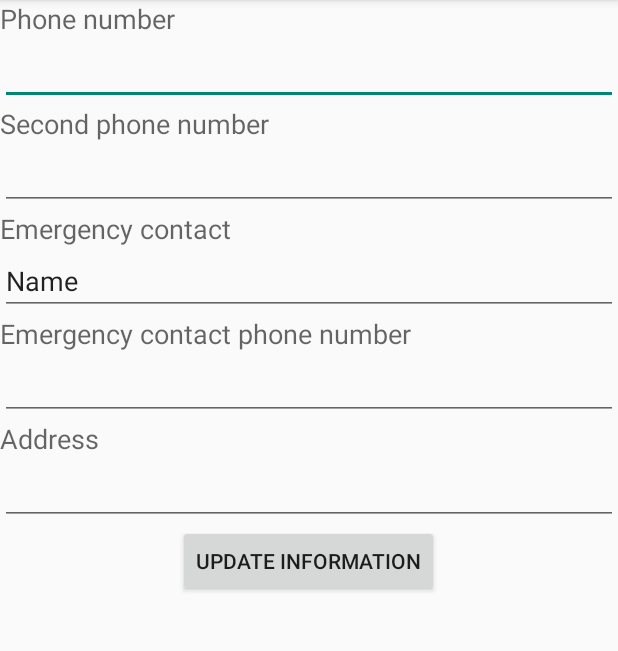
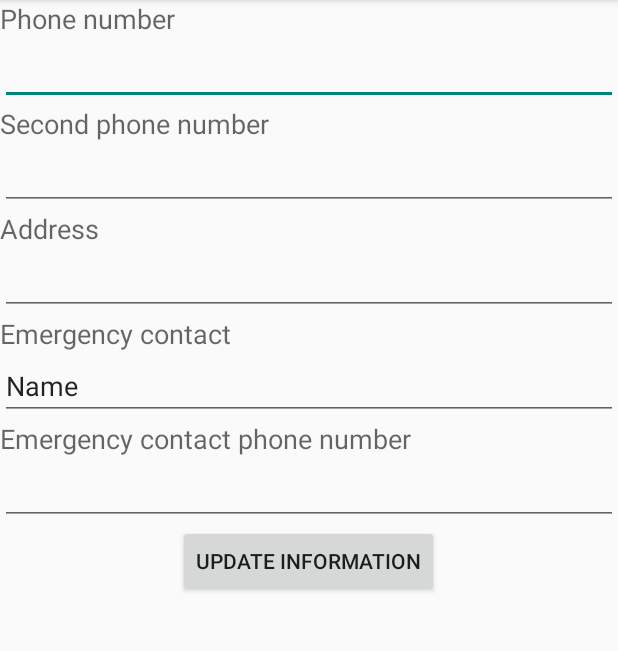
Before and after one commit to tromso/BoardMyDog, an Android app: the Addinfo screen opened directly, with no data from a screen before it, on a phone screen of 412 x 824 dp, the part 84-735 px from its top. Run offline under Robolectric (Android 15) with nearby library versions, the phone set to English and light mode, and no system bars; 1 statement that could not run was skipped.

Commit message:
updated the userdetails screen

```diff
--- a/app/src/main/java/com/tromto/boardmydog/AddDog.java
+++ b/app/src/main/java/com/tromto/boardmydog/AddDog.java
@@ -35,7 +35,7 @@ public class AddDog extends Activity {
 
         Bundle extras = this.getIntent().getExtras();
         email = extras.getString("email");
-        Toast.makeText(getApplicationContext(), email, Toast.LENGTH_LONG).show();
+        //Toast.makeText(getApplicationContext(), email, Toast.LENGTH_LONG).show();
         editText1 = (EditText)findViewById(R.id.editText1);
         editText2 = (EditText)findViewById(R.id.editText2);
         editText3 = (EditText)findViewById(R.id.editText3);
--- a/app/src/main/java/com/tromto/boardmydog/Addinfo.java
+++ b/app/src/main/java/com/tromto/boardmydog/Addinfo.java
@@ -1,14 +1,29 @@
 package com.tromto.boardmydog;
 
 import android.app.Activity;
+import android.os.AsyncTask;
 import android.os.Bundle;
-import android.widget.Toast;
+import android.view.View;
+import android.widget.Button;
+import android.widget.EditText;
+
+import org.apache.http.NameValuePair;
+import org.apache.http.message.BasicNameValuePair;
+import org.json.JSONObject;
+
+import java.util.ArrayList;
+import java.util.List;
 
 /**
  * Created by k on 2/19/15.
  */
 public class Addinfo extends Activity {
     String email;
+    EditText editText1, editText2, editText3, editText4, editText5;
+    jParser2 parser = new jParser2();
+    String phone, secphone, address, emergency, emergencyphone;
+    private Button button1;
+    private static String urlNew = "http://smileowl.com/Boardmydog/daycareuserdetails.php";
     @Override
     protected void onCreate(Bundle savedInstanceState) {
         super.onCreate(savedInstanceState);
@@ -16,7 +31,63 @@ public class Addinfo extends Activity {
 
         Bundle extras = this.getIntent().getExtras();
         email = extras.getString("email");
-        Toast.makeText(getApplicationContext(), email, Toast.LENGTH_LONG).show();
+        //Toast.makeText(getApplicationContext(), email, Toast.LENGTH_LONG).show();
+        editText1 = (EditText)findViewById(R.id.editText1);
+        editText2 = (EditText)findViewById(R.id.editText2);
+        editText3 = (EditText)findViewById(R.id.editText3);
+        editText4 = (EditText)findViewById(R.id.editText4);
+        editText5 = (EditText)findViewById(R.id.editText5);
+
+        button1 = (Button)findViewById(R.id.button1);
+        button1.setOnClickListener(new View.OnClickListener() {
+            @Override
+            public void onClick(View view) {
+
+                new AddDaUserinfo().execute();
+            }
+        });
 
     }
+    class AddDaUserinfo extends AsyncTask<String, String, String> {
+
+        String phone = editText1.getText().toString();
+        String secphone= editText2.getText().toString();
+        String address = editText3.getText().toString();
+        String emergency = editText4.getText().toString();
+        String emergencyphone = editText5.getText().toString();
+
+
+
+        @Override
+        protected String doInBackground(String... args) {
+
+
+            List<NameValuePair> params = new ArrayList<NameValuePair>();
+            params.add(new BasicNameValuePair("email", email));
+            params.add(new BasicNameValuePair("phone", phone));
+            params.add(new BasicNameValuePair("secphone", secphone));
+            params.add(new BasicNameValuePair("address", address));
+            params.add(new BasicNameValuePair("emergency", emergency));
+            params.add(new BasicNameValuePair("emergencyphone", emergencyphone));
+
+            @SuppressWarnings("unused")
+            JSONObject json = parser.makeHttpRequest(urlNew, params);
+
+
+            return null;
+        }
+
+        protected void onPostExecute(String zoom) {
+
+
+            runOnUiThread(new Runnable() {
+                public void run() {
+
+
+
+
+                }
+            });
+        }
+    }
 }
--- a/app/src/main/res/layout/addinfo.xml
+++ b/app/src/main/res/layout/addinfo.xml
@@ -15,7 +15,7 @@
         android:layout_height="wrap_content"
         android:inputType="phone"
         android:ems="10"
-        android:id="@+id/editText" />
+        android:id="@+id/editText1" />
 
     <TextView
         android:layout_width="wrap_content"
@@ -30,6 +30,19 @@
         android:inputType="phone"
         android:ems="10"
         android:id="@+id/editText2" />
+    <TextView
+        android:layout_width="wrap_content"
+        android:layout_height="wrap_content"
+        android:textAppearance="?android:attr/textAppearanceMedium"
+        android:text="Address"
+        android:id="@+id/textView8" />
+
+    <EditText
+        android:layout_width="match_parent"
+        android:layout_height="wrap_content"
+        android:inputType="textPostalAddress"
+        android:ems="10"
+        android:id="@+id/editText3" />
 
     <TextView
         android:layout_width="wrap_content"
@@ -44,7 +57,7 @@
         android:inputType="textPersonName"
         android:text="Name"
         android:ems="10"
-        android:id="@+id/editText3" />
+        android:id="@+id/editText4" />
 
     <TextView
         android:layout_width="wrap_content"
@@ -58,27 +71,15 @@
         android:layout_height="wrap_content"
         android:inputType="phone"
         android:ems="10"
-        android:id="@+id/editText4" />
+        android:id="@+id/editText5" />
 
-    <TextView
-        android:layout_width="wrap_content"
-        android:layout_height="wrap_content"
-        android:textAppearance="?android:attr/textAppearanceMedium"
-        android:text="Address"
-        android:id="@+id/textView8" />
 
-    <EditText
-        android:layout_width="match_parent"
-        android:layout_height="wrap_content"
-        android:inputType="textPostalAddress"
-        android:ems="10"
-        android:id="@+id/editText5" />
 
     <Button
         android:layout_width="wrap_content"
         android:layout_height="wrap_content"
         android:text="Update information"
-        android:id="@+id/button"
+        android:id="@+id/button1"
         android:layout_gravity="center_horizontal" />
 
 </LinearLayout>
```
